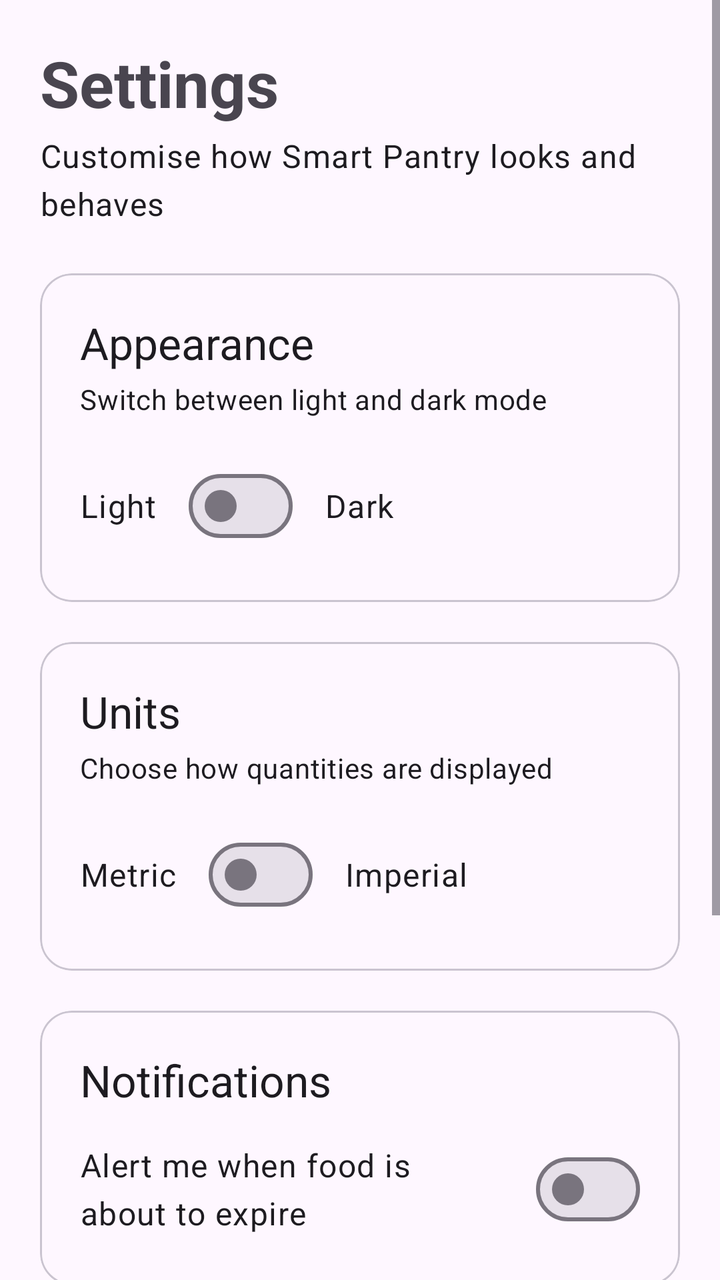
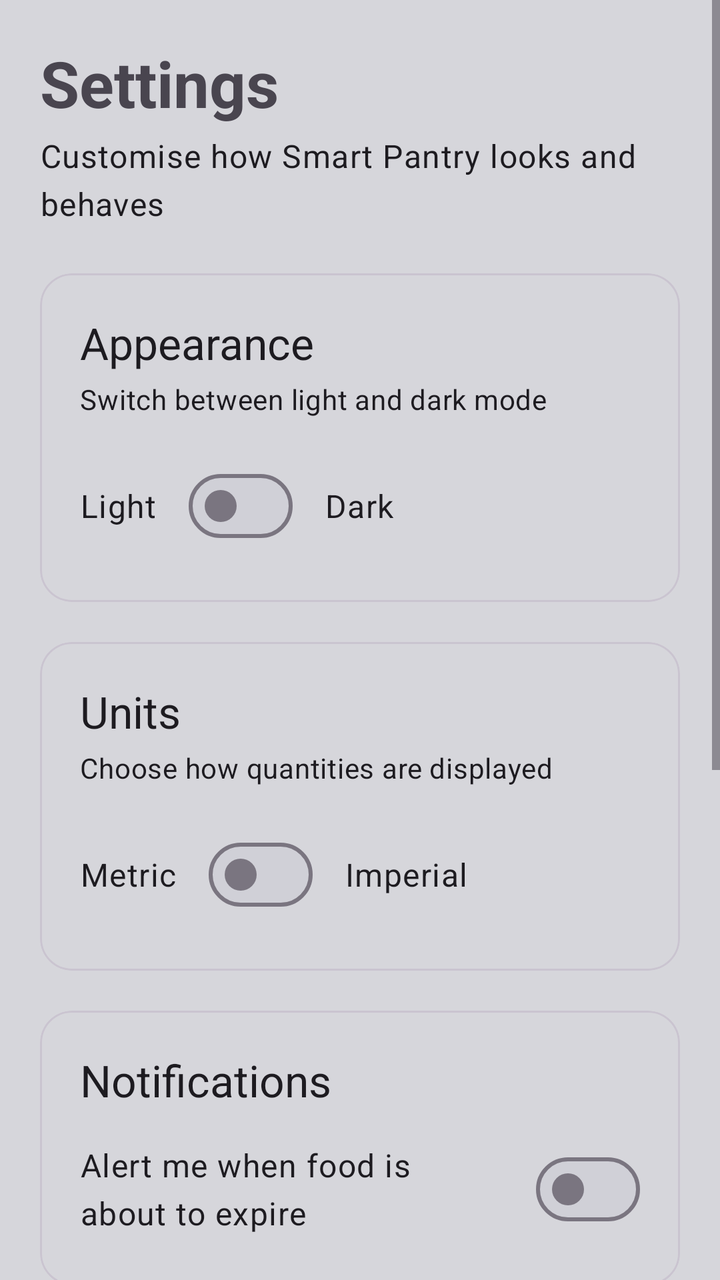

Before-and-after screenshots of an Android layout around one commit, followed by the original layout XML and the change that was made.
<!-- AndroidManifest.xml: application theme Theme.MyApplication -->
<!-- res/layout/fragment_setting_screen.xml -->
<?xml version="1.0" encoding="utf-8"?>
<ScrollView xmlns:android="http://schemas.android.com/apk/res/android"
    xmlns:app="http://schemas.android.com/apk/res-auto"
    xmlns:tools="http://schemas.android.com/tools"
    android:layout_width="match_parent"
    android:layout_height="match_parent"
    android:fillViewport="true"
    tools:context=".SettingScreen">

    <LinearLayout
        android:layout_width="match_parent"
        android:layout_height="wrap_content"
        android:orientation="vertical"
        android:padding="20dp">

        <TextView
            android:layout_width="match_parent"
            android:layout_height="wrap_content"
            android:text="@string/settings_title"
            android:textAppearance="?attr/textAppearanceHeadlineLarge"
            android:textStyle="bold" />

        <TextView
            android:layout_width="match_parent"
            android:layout_height="wrap_content"
            android:layout_marginTop="4dp"
            android:layout_marginBottom="24dp"
            android:text="@string/settings_subtitle"
            android:textAppearance="?attr/textAppearanceBodyLarge" />

        
        <com.google.android.material.card.MaterialCardView
            android:layout_width="match_parent"
            android:layout_height="wrap_content"
            android:layout_marginBottom="20dp"
            app:cardCornerRadius="16dp"
            app:contentPadding="20dp">

            <LinearLayout
                android:layout_width="match_parent"
                android:layout_height="wrap_content"
                android:orientation="vertical">

                <TextView
                    android:layout_width="match_parent"
                    android:layout_height="wrap_content"
                    android:text="@string/settings_appearance"
                    android:textAppearance="?attr/textAppearanceTitleLarge" />

                <TextView
                    android:layout_width="match_parent"
                    android:layout_height="wrap_content"
                    android:layout_marginTop="4dp"
                    android:text="@string/settings_appearance_desc"
                    android:textAppearance="?attr/textAppearanceBodyMedium" />

                <LinearLayout
                    android:layout_width="match_parent"
                    android:layout_height="wrap_content"
                    android:layout_marginTop="16dp"
                    android:gravity="center_vertical"
                    android:minHeight="56dp"
                    android:orientation="horizontal">

                    <TextView
                        android:layout_width="wrap_content"
                        android:layout_height="wrap_content"
                        android:text="@string/settings_light"
                        android:textAppearance="?attr/textAppearanceBodyLarge" />

                    <com.google.android.material.materialswitch.MaterialSwitch
                        android:id="@+id/switch_dark_mode"
                        android:layout_width="wrap_content"
                        android:layout_height="wrap_content"
                        android:layout_marginStart="16dp"
                        android:layout_marginEnd="16dp"
                        android:contentDescription="@string/settings_appearance" />

                    <TextView
                        android:layout_width="wrap_content"
                        android:layout_height="wrap_content"
                        android:text="@string/settings_dark"
                        android:textAppearance="?attr/textAppearanceBodyLarge" />
                </LinearLayout>
            </LinearLayout>
        </com.google.android.material.card.MaterialCardView>

        
        <com.google.android.material.card.MaterialCardView
            android:layout_width="match_parent"
            android:layout_height="wrap_content"
            android:layout_marginBottom="20dp"
            app:cardCornerRadius="16dp"
            app:contentPadding="20dp">

            <LinearLayout
                android:layout_width="match_parent"
                android:layout_height="wrap_content"
                android:orientation="vertical">

                <TextView
                    android:layout_width="match_parent"
                    android:layout_height="wrap_content"
                    android:text="@string/settings_units"
                    android:textAppearance="?attr/textAppearanceTitleLarge" />

                <TextView
                    android:layout_width="match_parent"
                    android:layout_height="wrap_content"
                    android:layout_marginTop="4dp"
                    android:text="@string/settings_units_desc"
                    android:textAppearance="?attr/textAppearanceBodyMedium" />

                <LinearLayout
                    android:layout_width="match_parent"
                    android:layout_height="wrap_content"
                    android:layout_marginTop="16dp"
                    android:gravity="center_vertical"
                    android:minHeight="56dp"
                    android:orientation="horizontal">

                    <TextView
                        android:layout_width="wrap_content"
                        android:layout_height="wrap_content"
                        android:text="@string/settings_metric"
                        android:textAppearance="?attr/textAppearanceBodyLarge" />

                    <com.google.android.material.materialswitch.MaterialSwitch
                        android:id="@+id/switch_units"
                        android:layout_width="wrap_content"
                        android:layout_height="wrap_content"
                        android:layout_marginStart="16dp"
                        android:layout_marginEnd="16dp"
                        android:contentDescription="@string/settings_units" />

                    <TextView
                        android:layout_width="wrap_content"
                        android:layout_height="wrap_content"
                        android:text="@string/settings_imperial"
                        android:textAppearance="?attr/textAppearanceBodyLarge" />
                </LinearLayout>
            </LinearLayout>
        </com.google.android.material.card.MaterialCardView>

        
        <com.google.android.material.card.MaterialCardView
            android:layout_width="match_parent"
            android:layout_height="wrap_content"
            android:layout_marginBottom="20dp"
            app:cardCornerRadius="16dp"
            app:contentPadding="20dp">

            <LinearLayout
                android:layout_width="match_parent"
                android:layout_height="wrap_content"
                android:orientation="vertical">

                <TextView
                    android:layout_width="match_parent"
                    android:layout_height="wrap_content"
                    android:text="@string/settings_notifications"
                    android:textAppearance="?attr/textAppearanceTitleLarge" />

                <LinearLayout
                    android:layout_width="match_parent"
                    android:layout_height="wrap_content"
                    android:layout_marginTop="12dp"
                    android:gravity="center_vertical"
                    android:minHeight="56dp"
                    android:orientation="horizontal">

                    <TextView
                        android:layout_width="0dp"
                        android:layout_height="wrap_content"
                        android:layout_weight="1"
                        android:text="@string/settings_expiry_alerts_desc"
                        android:textAppearance="?attr/textAppearanceBodyLarge" />

                    <com.google.android.material.materialswitch.MaterialSwitch
                        android:id="@+id/switch_expiry_alerts"
                        android:layout_width="wrap_content"
                        android:layout_height="wrap_content"
                        android:layout_marginStart="16dp"
                        android:contentDescription="@string/settings_notifications" />
                </LinearLayout>
            </LinearLayout>
        </com.google.android.material.card.MaterialCardView>

        
        <com.google.android.material.card.MaterialCardView
            android:layout_width="match_parent"
            android:layout_height="wrap_content"
            android:layout_marginBottom="20dp"
            app:cardCornerRadius="16dp"
            app:contentPadding="20dp">

            <LinearLayout
                android:layout_width="match_parent"
                android:layout_height="wrap_content"
                android:orientation="vertical">

                <TextView
                    android:layout_width="match_parent"
                    android:layout_height="wrap_content"
                    android:text="@string/settings_data"
                    android:textAppearance="?attr/textAppearanceTitleLarge" />

                <TextView
                    android:layout_width="match_parent"
                    android:layout_height="wrap_content"
                    android:layout_marginTop="4dp"
                    android:text="@string/settings_import_desc"
                    android:textAppearance="?attr/textAppearanceBodyMedium" />

                <Button
                    android:id="@+id/button_import_csv"
                    android:layout_width="match_parent"
                    android:layout_height="64dp"
                    android:layout_marginTop="16dp"
                    android:text="@string/settings_import_csv" />
            </LinearLayout>
        </com.google.android.material.card.MaterialCardView>

    </LinearLayout>
</ScrollView>
<!-- resources referenced by this layout -->
<resources>
  <string name="settings_appearance">Appearance</string>
  <string name="settings_appearance_desc">Switch between light and dark mode</string>
  <string name="settings_dark">Dark</string>
  <string name="settings_data">Data</string>
  <string name="settings_expiry_alerts_desc">Alert me when food is about to expire</string>
  <string name="settings_imperial">Imperial</string>
  <string name="settings_import_csv">Import CSV</string>
  <string name="settings_import_desc">Import recipes or ingredients from a CSV file</string>
  <string name="settings_light">Light</string>
  <string name="settings_metric">Metric</string>
  <string name="settings_notifications">Notifications</string>
  <string name="settings_subtitle">Customise how Smart Pantry looks and behaves</string>
  <string name="settings_title">Settings</string>
  <string name="settings_units">Units</string>
  <string name="settings_units_desc">Choose how quantities are displayed</string>
  <style name="Theme.MyApplication" parent="Base.Theme.MyApplication" />
  <style name="Base.Theme.MyApplication" parent="Theme.Material3.DayNight.NoActionBar">
          
          
      </style>
</resources>

<!-- the commit's change to res/layout/fragment_setting_screen.xml (unified diff, before → after) -->
@@ -221,5 +221,33 @@
             </LinearLayout>
         </com.google.android.material.card.MaterialCardView>
 
+        
+        <com.google.android.material.card.MaterialCardView
+            android:layout_width="match_parent"
+            android:layout_height="wrap_content"
+            android:layout_marginBottom="20dp"
+            app:cardCornerRadius="16dp"
+            app:contentPadding="20dp">
+
+            <LinearLayout
+                android:layout_width="match_parent"
+                android:layout_height="wrap_content"
+                android:orientation="vertical">
+
+                <TextView
+                    android:layout_width="match_parent"
+                    android:layout_height="wrap_content"
+                    android:text="@string/settings_account"
+                    android:textAppearance="?attr/textAppearanceTitleLarge" />
+
+                <Button
+                    android:id="@+id/button_logout"
+                    android:layout_width="match_parent"
+                    android:layout_height="64dp"
+                    android:layout_marginTop="16dp"
+                    android:text="@string/settings_logout" />
+            </LinearLayout>
+        </com.google.android.material.card.MaterialCardView>
+
     </LinearLayout>
 </ScrollView>
<!-- resource entries referenced after the edit -->
@@ -1,5 +1,6 @@
 <!-- resources referenced by this layout -->
 <resources>
+  <string name="settings_account">Account</string>
   <string name="settings_appearance">Appearance</string>
   <string name="settings_appearance_desc">Switch between light and dark mode</string>
   <string name="settings_dark">Dark</string>
@@ -9,6 +10,7 @@
   <string name="settings_import_csv">Import CSV</string>
   <string name="settings_import_desc">Import recipes or ingredients from a CSV file</string>
   <string name="settings_light">Light</string>
+  <string name="settings_logout">Log out</string>
   <string name="settings_metric">Metric</string>
   <string name="settings_notifications">Notifications</string>
   <string name="settings_subtitle">Customise how Smart Pantry looks and behaves</string>
@@ -18,7 +20,25 @@
   <style name="Theme.MyApplication" parent="Base.Theme.MyApplication" />
   <style name="Base.Theme.MyApplication" parent="Theme.Material3.DayNight.NoActionBar">
           
+          <item name="colorPrimary">#6B4E9B</item>
+          <item name="colorOnPrimary">#FFFFFF</item>
+          <item name="colorPrimaryContainer">#E3D7F4</item>
+          <item name="colorOnPrimaryContainer">#2A1750</item>
+          <item name="colorSecondary">#7D6A9E</item>
+          <item name="colorOnSecondary">#FFFFFF</item>
+          <item name="colorSecondaryContainer">#CDBBE6</item>
+          <item name="colorOnSecondaryContainer">#2A1750</item>
+  
           
+          <item name="android:colorBackground">#D6D6DB</item>
+          <item name="colorSurface">#D6D6DB</item>
+          <item name="colorOnSurface">#1F1B24</item>
+          <item name="colorOnSurfaceVariant">#4A4551</item>
+          <item name="colorSurfaceContainerLow">#E8E8EC</item>
+          <item name="colorSurfaceContainer">#E2E2E7</item>
+          <item name="colorSurfaceContainerHigh">#DCDCE2</item>
+          <item name="colorSurfaceContainerHighest">#D0D0D7</item>
+          <item name="colorOutline">#7A7580</item>
       </style>
 </resources>
 
